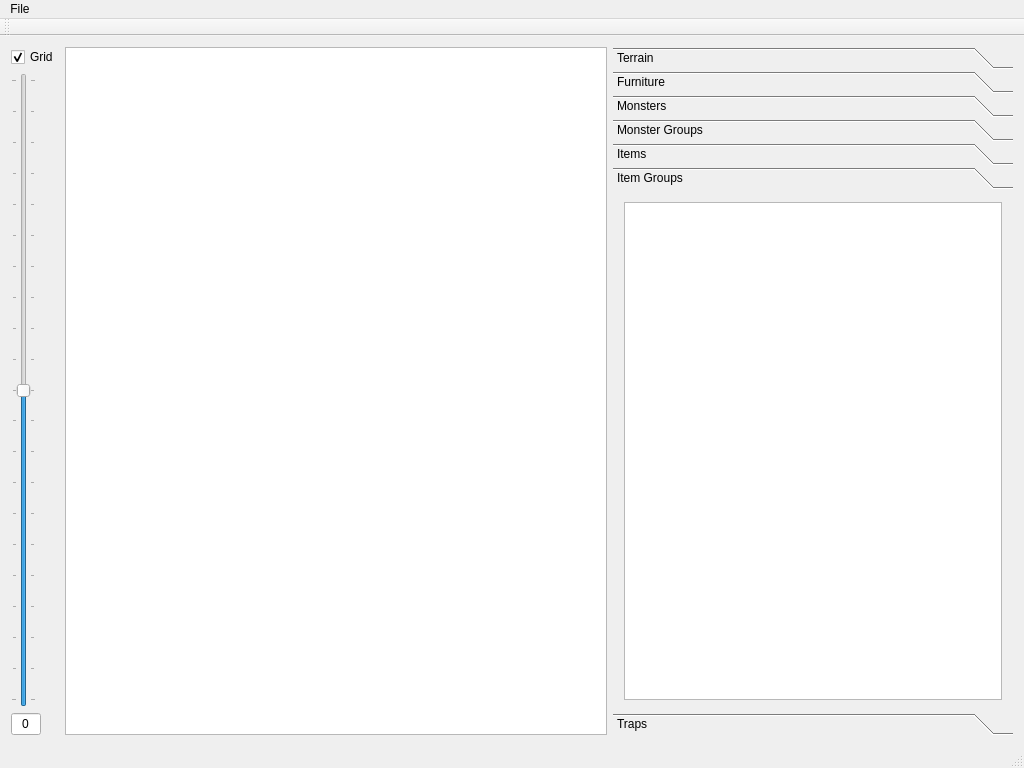
First picture: the form in buildingeditor.ui, repository vache/BuildingEditor, before the edit.
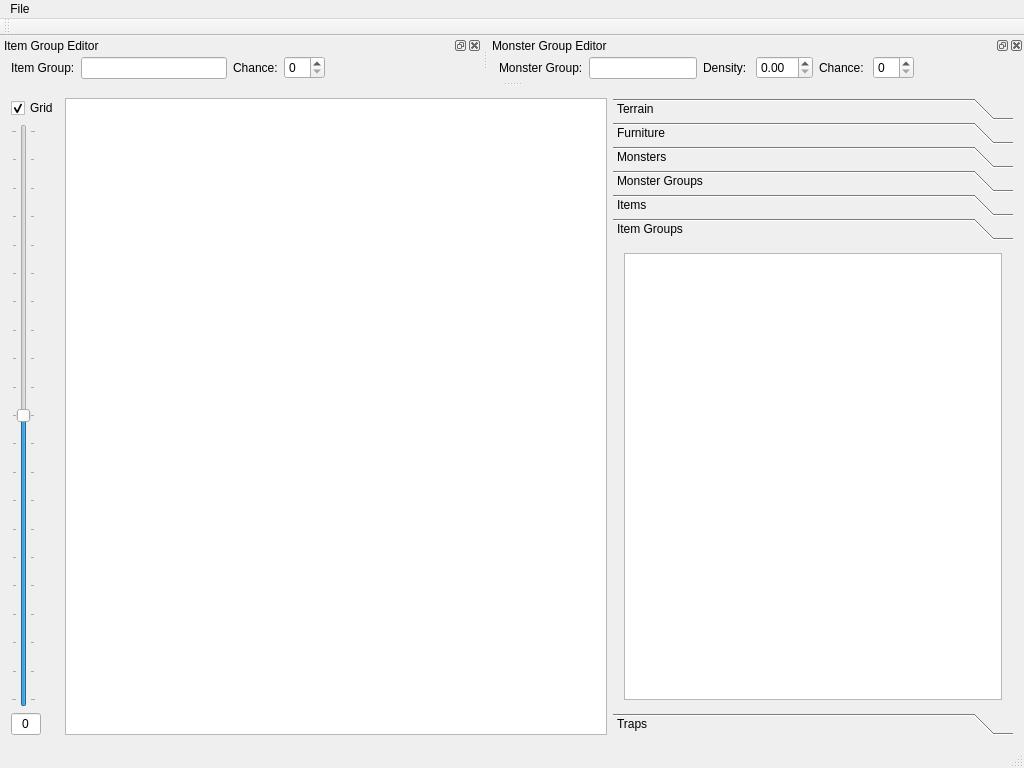
Second picture: the form after the edit. Custom widgets are drawn as their Qt base class.

Commit message: Add basic object editor ui, item groups, monster groups, etc

```diff
--- a/buildingeditor.ui
+++ b/buildingeditor.ui
@@ -147,7 +147,7 @@
          <x>0</x>
          <y>0</y>
          <width>400</width>
-         <height>536</height>
+         <height>475</height>
         </rect>
        </property>
        <attribute name="label">
@@ -274,6 +274,138 @@
    </attribute>
   </widget>
   <widget class="QStatusBar" name="statusBar"/>
+  <widget class="QDockWidget" name="itemGroupEditor">
+   <property name="minimumSize">
+    <size>
+     <width>429</width>
+     <height>45</height>
+    </size>
+   </property>
+   <property name="features">
+    <set>QDockWidget::AllDockWidgetFeatures</set>
+   </property>
+   <property name="windowTitle">
+    <string>Item Group Editor</string>
+   </property>
+   <attribute name="dockWidgetArea">
+    <number>4</number>
+   </attribute>
+   <widget class="QWidget" name="dockWidgetContents">
+    <layout class="QHBoxLayout" name="horizontalLayout">
+     <property name="spacing">
+      <number>6</number>
+     </property>
+     <property name="topMargin">
+      <number>0</number>
+     </property>
+     <property name="bottomMargin">
+      <number>0</number>
+     </property>
+     <item>
+      <widget class="QLabel" name="label">
+       <property name="text">
+        <string>Item Group:</string>
+       </property>
+      </widget>
+     </item>
+     <item>
+      <widget class="QLineEdit" name="itemGroupName">
+       <property name="readOnly">
+        <bool>true</bool>
+       </property>
+      </widget>
+     </item>
+     <item>
+      <widget class="QLabel" name="label_2">
+       <property name="text">
+        <string>Chance:</string>
+       </property>
+      </widget>
+     </item>
+     <item>
+      <widget class="QSpinBox" name="chanceSpinBox"/>
+     </item>
+     <item>
+      <spacer name="horizontalSpacer">
+       <property name="orientation">
+        <enum>Qt::Horizontal</enum>
+       </property>
+       <property name="sizeHint" stdset="0">
+        <size>
+         <width>40</width>
+         <height>20</height>
+        </size>
+       </property>
+      </spacer>
+     </item>
+    </layout>
+   </widget>
+  </widget>
+  <widget class="QDockWidget" name="monsterGroupEditor">
+   <property name="windowTitle">
+    <string>Monster Group Editor</string>
+   </property>
+   <attribute name="dockWidgetArea">
+    <number>4</number>
+   </attribute>
+   <widget class="QWidget" name="dockWidgetContents_2">
+    <layout class="QHBoxLayout" name="horizontalLayout_2">
+     <property name="topMargin">
+      <number>0</number>
+     </property>
+     <property name="bottomMargin">
+      <number>0</number>
+     </property>
+     <item>
+      <widget class="QLabel" name="label_3">
+       <property name="text">
+        <string>Monster Group:</string>
+       </property>
+      </widget>
+     </item>
+     <item>
+      <widget class="QLineEdit" name="monsterGroupName">
+       <property name="readOnly">
+        <bool>true</bool>
+       </property>
+      </widget>
+     </item>
+     <item>
+      <widget class="QLabel" name="label_4">
+       <property name="text">
+        <string>Density: </string>
+       </property>
+      </widget>
+     </item>
+     <item>
+      <widget class="QDoubleSpinBox" name="densitySpinBox"/>
+     </item>
+     <item>
+      <widget class="QLabel" name="label_5">
+       <property name="text">
+        <string>Chance: </string>
+       </property>
+      </widget>
+     </item>
+     <item>
+      <widget class="QSpinBox" name="chanceSpinBox_2"/>
+     </item>
+     <item>
+      <spacer name="horizontalSpacer_2">
+       <property name="orientation">
+        <enum>Qt::Horizontal</enum>
+       </property>
+       <property name="sizeHint" stdset="0">
+        <size>
+         <width>40</width>
+         <height>20</height>
+        </size>
+       </property>
+      </spacer>
+     </item>
+    </layout>
+   </widget>
+  </widget>
   <action name="actionNew">
    <property name="text">
     <string>New</string>
```
Left out of the diff: 14 changed lines with no effect on the pictures. The commit also changes 23 other files.
